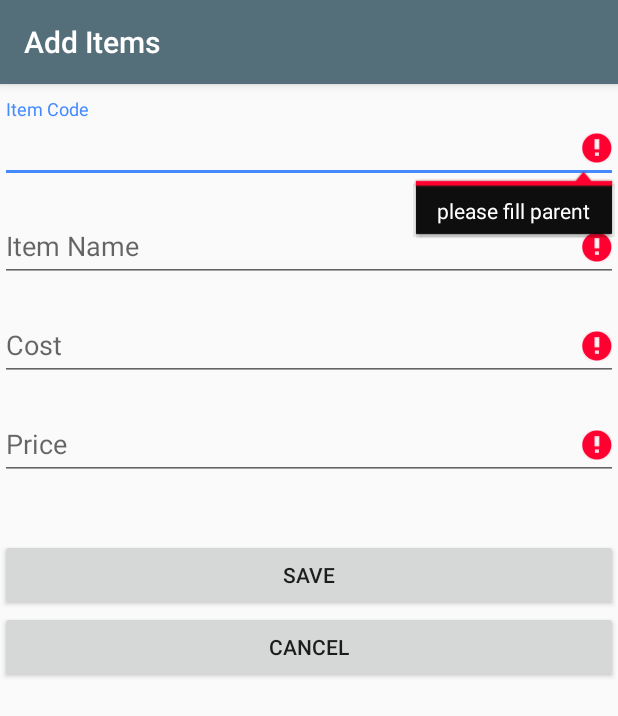
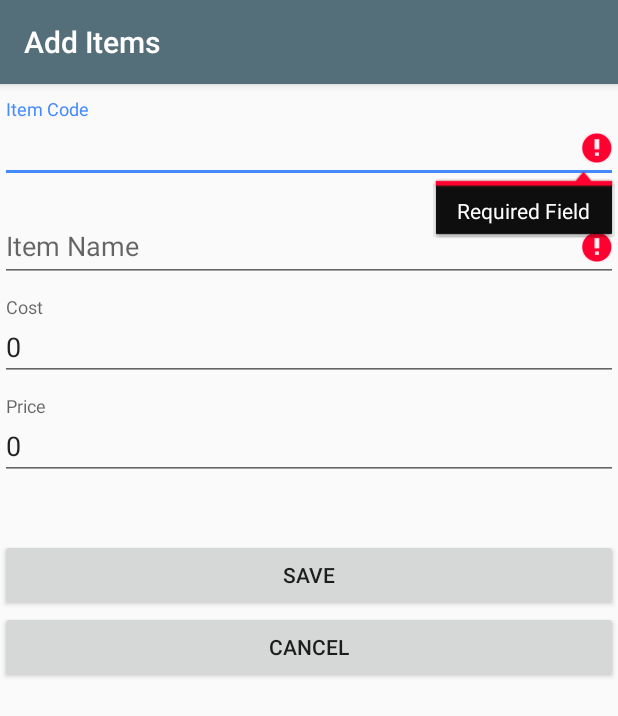
Before and after one commit to essam-ahmad/MyBills, an Android app: the ItemsAddActivity screen opened directly, with no data from a screen before it, after a tap on "SAVE", on a phone screen of 412 x 824 dp. Shown: the top 716 px of the screen. Run offline under Robolectric (Android 15) with nearby library versions, the phone set to English and light mode, and no system bars.

```diff
--- a/app/src/main/java/com/example/e3/mybills/ItemsAddActivity.java
+++ b/app/src/main/java/com/example/e3/mybills/ItemsAddActivity.java
@@ -12,7 +12,7 @@ import java.util.Date;
 import java.util.Locale;
 
 public class ItemsAddActivity extends AppCompatActivity {
-    EditText addItemCode, addItemName, addItemCost, addItemprice;
+    EditText addItemCode, addItemName, addItemCost, addItemPrice;
     Button Save, Cancel;
 
     @Override
@@ -22,15 +22,16 @@ public class ItemsAddActivity extends AppCompatActivity {
         addItemCode = (EditText) findViewById(R.id.itm_code);
         addItemName = (EditText) findViewById(R.id.itm_name);
         addItemCost = (EditText) findViewById(R.id.itm_cost);
-        addItemprice = (EditText) findViewById(R.id.itm_price);
+        addItemPrice = (EditText) findViewById(R.id.itm_price);
         Save = (Button) findViewById(R.id.Save);
         Save.setOnClickListener(new View.OnClickListener() {
             @Override
             public void onClick(View v) {
+                setDefaultValuesIfNull();
                 String ItemCode = addItemCode.getText().toString();
                 String ItemName = addItemName.getText().toString();
                 String ItemCost = addItemCost.getText().toString();
-                String ItemPrice = addItemprice.getText().toString();
+                String ItemPrice = addItemPrice.getText().toString();
                 String date = new SimpleDateFormat("yyyy-MM-dd", Locale.US).format(new Date());
                 if (checkData(ItemCode, ItemName, ItemCost, ItemPrice)) {
                     DataManager dataManager = new DataManager(ItemsAddActivity.this);
@@ -54,17 +55,33 @@ public class ItemsAddActivity extends AppCompatActivity {
         });
     }
 
-    public boolean checkData(String itm_code, String itm_name, String itm_cost, String itm_price) {
-        if ((itm_code != null && itm_name != null && itm_cost != null && itm_price != null) &&
-                (itm_code.length() != 0 && itm_name.length() != 0 && itm_cost.length() != 0 && itm_price.length() != 0)) {
-            return true;
-        } else {
-            addItemCode.setError(getResources().getString(R.string.Please_fill));
-            addItemName.setError(getResources().getString(R.string.Please_fill));
-            addItemCost.setError(getResources().getString(R.string.Please_fill));
-            addItemprice.setError(getResources().getString(R.string.Please_fill));
-            Toast.makeText(getBaseContext(), R.string.Please_fill, Toast.LENGTH_LONG).show();
-            return false;
+    public void setDefaultValuesIfNull() {
+        if (addItemCost == null || addItemCost.length() == 0) {
+            addItemCost.setText("0");
+        }
+        if (addItemPrice == null || addItemPrice.length() == 0) {
+            addItemPrice.setText("0");
         }
     }
+
+    public boolean checkData(String itm_code, String itm_name, String itm_cost, String itm_price) {
+        boolean result = true;
+        if (itm_code == null || itm_code.length() == 0) {
+            addItemCode.setError(getResources().getString(R.string.Please_fill));
+            result = false;
+        }
+        if (itm_name == null || itm_name.length() == 0) {
+            addItemName.setError(getResources().getString(R.string.Please_fill));
+            result = false;
+        }
+        if (itm_cost == null || itm_cost.length() == 0) {
+            addItemCost.setError(getResources().getString(R.string.Please_fill));
+            result = false;
+        }
+        if (itm_price == null || itm_price.length() == 0) {
+            addItemPrice.setError(getResources().getString(R.string.Please_fill));
+            result = false;
+        }
+        return result;
+    }
 }
--- a/app/src/main/res/values/colors.xml
+++ b/app/src/main/res/values/colors.xml
@@ -3,4 +3,6 @@
     <color name="colorPrimary">#546e7a</color>
     <color name="colorPrimaryDark">#546e7a</color>
     <color name="colorAccent">#448aff</color>
+    <color name="colorFirstRow">#ffffff</color>
+    <color name="colorSecondRow">#eef2f9</color>
 </resources>
--- a/app/src/main/res/values/strings.xml
+++ b/app/src/main/res/values/strings.xml
@@ -26,10 +26,10 @@
     <string name="New_item_cost">New Cost</string>
     <string name="New_item_price">New Price</string>
     <string name="AlertDialog_Title_delete">Are you sure to delete</string>
-    <string name="Please_fill">please fill parent</string>
+    <string name="Please_fill">Required Field</string>
     <string name="Done_Edit">Edit done</string>
     <string name="Done_Adding">Adding done</string>
-    <string name="The_number_already_exists">The number already exists</string>
+    <string name="The_number_already_exists">The number is already exists</string>
 
 
 
```
Also changed, not shown: app/src/main/java/com/example/e3/mybills/DataManager.java (+190 -174 lines), app/src/main/java/com/example/e3/mybills/ItemsActivity.java (+14 -34 lines), app/src/main/java/com/example/e3/mybills/ItemsEditActivity.java (+34 -24 lines), app/src/main/java/com/example/e3/mybills/items_Adapter.java (+25 -53 lines), app/src/main/res/layout/activity_items.xml (+9 -19 lines), app/src/main/res/layout/item_layout.xml (+12 -16 lines), app/src/main/res/layout/item_list_header.xml (deleted, +0 -43 lines), 1 other file.
